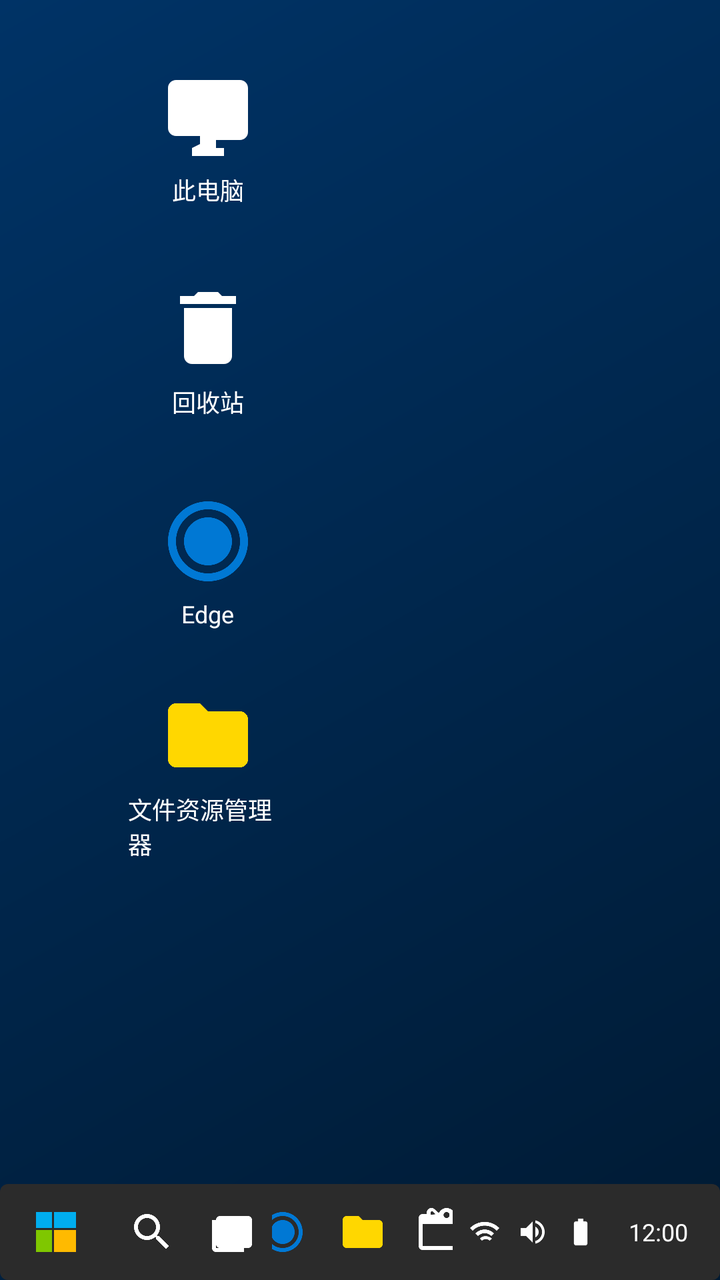
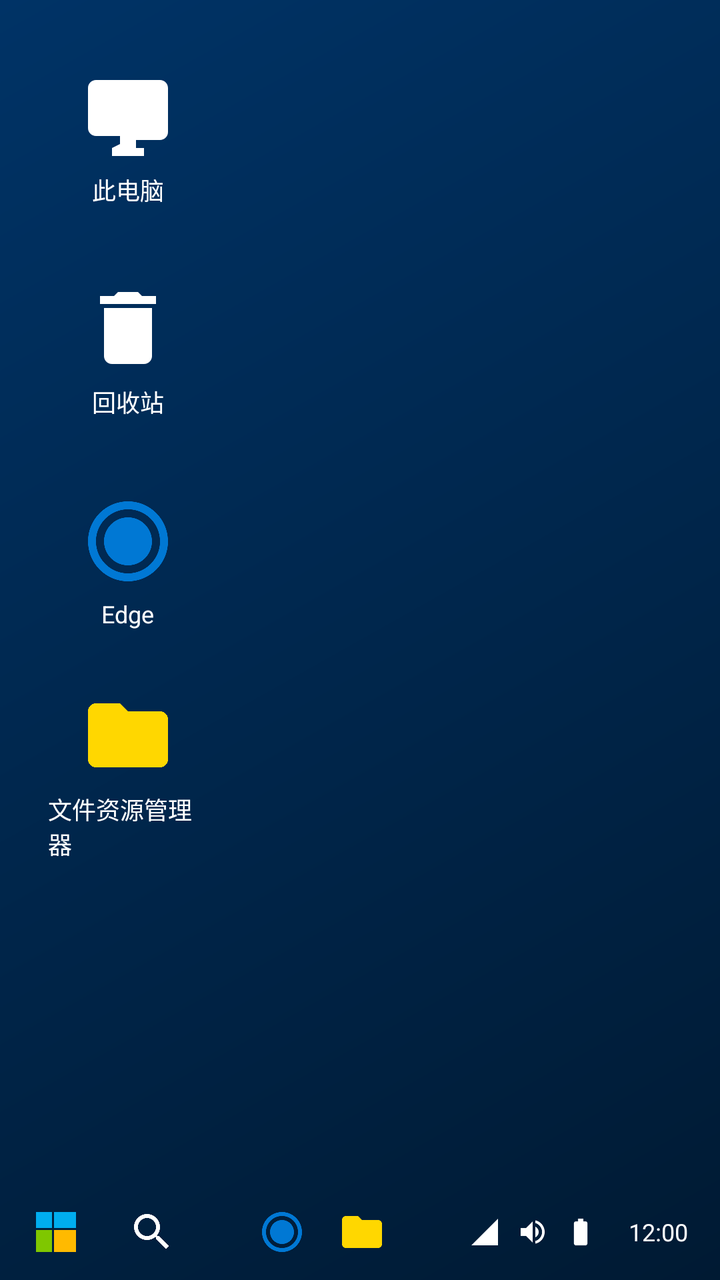

Two renders of the same Android screen: before a commit and after it. Below are the layout's source before the change and the commit's diff.
<!-- AndroidManifest.xml: activity theme Theme.Win11Emu.Desktop -->
<!-- res/layout/activity_desktop.xml -->
<?xml version="1.0" encoding="utf-8"?>
<FrameLayout xmlns:android="http://schemas.android.com/apk/res/android"
    android:layout_width="match_parent"
    android:layout_height="match_parent"
    android:background="@drawable/desktop_background">

    
    <LinearLayout
        android:id="@+id/desktopIcons"
        android:layout_width="wrap_content"
        android:layout_height="wrap_content"
        android:layout_marginStart="64dp"
        android:layout_marginTop="24dp"
        android:orientation="vertical">

        
        <LinearLayout
            android:layout_width="80dp"
            android:layout_height="90dp"
            android:gravity="center"
            android:orientation="vertical">

            <ImageView
                android:id="@+id/iconThisPC"
                android:layout_width="48dp"
                android:layout_height="48dp"
                android:src="@drawable/ic_thispc" />

            <TextView
                android:layout_width="wrap_content"
                android:layout_height="wrap_content"
                android:layout_marginTop="4dp"
                android:text="此电脑"
                android:textColor="#FFFFFF"
                android:textSize="12sp" />
        </LinearLayout>

        
        <LinearLayout
            android:layout_width="80dp"
            android:layout_height="90dp"
            android:layout_marginTop="16dp"
            android:gravity="center"
            android:orientation="vertical">

            <ImageView
                android:id="@+id/iconRecycleBin"
                android:layout_width="48dp"
                android:layout_height="48dp"
                android:src="@drawable/ic_recycle_bin" />

            <TextView
                android:layout_width="wrap_content"
                android:layout_height="wrap_content"
                android:layout_marginTop="4dp"
                android:text="回收站"
                android:textColor="#FFFFFF"
                android:textSize="12sp" />
        </LinearLayout>

        
        <LinearLayout
            android:layout_width="80dp"
            android:layout_height="90dp"
            android:layout_marginTop="16dp"
            android:gravity="center"
            android:orientation="vertical">

            <ImageView
                android:id="@+id/iconBrowser"
                android:layout_width="48dp"
                android:layout_height="48dp"
                android:src="@drawable/ic_edge" />

            <TextView
                android:layout_width="wrap_content"
                android:layout_height="wrap_content"
                android:layout_marginTop="4dp"
                android:text="Edge"
                android:textColor="#FFFFFF"
                android:textSize="12sp" />
        </LinearLayout>

        
        <LinearLayout
            android:layout_width="80dp"
            android:layout_height="90dp"
            android:layout_marginTop="16dp"
            android:gravity="center"
            android:orientation="vertical">

            <ImageView
                android:id="@+id/iconExplorer"
                android:layout_width="48dp"
                android:layout_height="48dp"
                android:src="@drawable/ic_explorer" />

            <TextView
                android:layout_width="wrap_content"
                android:layout_height="wrap_content"
                android:layout_marginTop="4dp"
                android:text="文件资源管理器"
                android:textColor="#FFFFFF"
                android:textSize="12sp" />
        </LinearLayout>
    </LinearLayout>

    
    <LinearLayout
        android:id="@+id/startMenuPanel"
        android:layout_width="280dp"
        android:layout_height="match_parent"
        android:layout_gravity="start"
        android:background="@drawable/start_menu_background"
        android:elevation="8dp"
        android:orientation="vertical"
        android:padding="16dp"
        android:visibility="gone">

        
        <EditText
            android:layout_width="match_parent"
            android:layout_height="40dp"
            android:background="@drawable/search_box_background"
            android:drawableStart="@drawable/ic_search"
            android:drawablePadding="8dp"
            android:hint="搜索应用、文档..."
            android:padding="8dp"
            android:textColorHint="#80FFFFFF"
            android:textSize="14sp" />

        
        <TextView
            android:layout_width="wrap_content"
            android:layout_height="wrap_content"
            android:layout_marginTop="16dp"
            android:layout_marginBottom="8dp"
            android:text="已固定"
            android:textColor="#FFFFFF"
            android:textSize="14sp" />

        <GridLayout
            android:id="@+id/startMenuAppsLayout"
            android:layout_width="match_parent"
            android:layout_height="wrap_content"
            android:columnCount="3"
            android:rowCount="4">
        </GridLayout>

        
        <TextView
            android:layout_width="wrap_content"
            android:layout_height="wrap_content"
            android:layout_marginTop="24dp"
            android:layout_marginBottom="8dp"
            android:text="推荐"
            android:textColor="#FFFFFF"
            android:textSize="14sp" />

        <ScrollView
            android:layout_width="match_parent"
            android:layout_height="200dp">

            <LinearLayout
                android:layout_width="match_parent"
                android:layout_height="wrap_content"
                android:orientation="vertical">

                <LinearLayout
                    android:layout_width="match_parent"
                    android:layout_height="48dp"
                    android:gravity="center_vertical"
                    android:orientation="horizontal"
                    android:padding="8dp">

                    <ImageView
                        android:layout_width="32dp"
                        android:layout_height="32dp"
                        android:src="@drawable/ic_explorer" />

                    <TextView
                        android:layout_width="0dp"
                        android:layout_height="wrap_content"
                        android:layout_marginStart="12dp"
                        android:layout_weight="1"
                        android:text="最近打开的文档"
                        android:textColor="#FFFFFF"
                        android:textSize="14sp" />
                </LinearLayout>

                <LinearLayout
                    android:layout_width="match_parent"
                    android:layout_height="48dp"
                    android:gravity="center_vertical"
                    android:orientation="horizontal"
                    android:padding="8dp">

                    <ImageView
                        android:layout_width="32dp"
                        android:layout_height="32dp"
                        android:src="@drawable/ic_image" />

                    <TextView
                        android:layout_width="0dp"
                        android:layout_height="wrap_content"
                        android:layout_marginStart="12dp"
                        android:layout_weight="1"
                        android:text="最近的图片"
                        android:textColor="#FFFFFF"
                        android:textSize="14sp" />
                </LinearLayout>
            </LinearLayout>
        </ScrollView>

        
        <View
            android:layout_width="match_parent"
            android:layout_height="0dp"
            android:layout_weight="1" />

        
        <LinearLayout
            android:layout_width="match_parent"
            android:layout_height="wrap_content"
            android:gravity="end"
            android:orientation="horizontal"
            android:padding="8dp">

            <ImageView
                android:layout_width="32dp"
                android:layout_height="32dp"
                android:src="@drawable/ic_user" />

            <ImageView
                android:layout_width="32dp"
                android:layout_height="32dp"
                android:layout_marginStart="16dp"
                android:src="@drawable/ic_power" />
        </LinearLayout>
    </LinearLayout>

    
    <View
        android:id="@+id/taskbarOverlay"
        android:layout_width="match_parent"
        android:layout_height="match_parent"
        android:background="#4D000000"
        android:visibility="gone" />

    
    <LinearLayout
        android:id="@+id/taskbar"
        android:layout_width="match_parent"
        android:layout_height="48dp"
        android:layout_gravity="bottom"
        android:background="@drawable/taskbar_background"
        android:gravity="center_vertical"
        android:orientation="horizontal"
        android:paddingStart="8dp"
        android:paddingEnd="8dp">

        
        <ImageView
            android:id="@+id/btnStartMenu"
            android:layout_width="40dp"
            android:layout_height="40dp"
            android:layout_marginEnd="8dp"
            android:padding="8dp"
            android:src="@drawable/win_logo" />

        
        <ImageView
            android:id="@+id/btnSearch"
            android:layout_width="40dp"
            android:layout_height="40dp"
            android:padding="8dp"
            android:src="@drawable/ic_search" />

        
        <ImageView
            android:id="@+id/btnTaskView"
            android:layout_width="40dp"
            android:layout_height="40dp"
            android:padding="8dp"
            android:src="@drawable/ic_taskview" />

        
        <LinearLayout
            android:layout_width="0dp"
            android:layout_height="match_parent"
            android:layout_weight="1"
            android:gravity="center"
            android:orientation="horizontal">

            <ImageView
                android:layout_width="40dp"
                android:layout_height="40dp"
                android:padding="8dp"
                android:src="@drawable/ic_edge" />

            <ImageView
                android:layout_width="40dp"
                android:layout_height="40dp"
                android:padding="8dp"
                android:src="@drawable/ic_explorer" />

            <ImageView
                android:layout_width="40dp"
                android:layout_height="40dp"
                android:padding="8dp"
                android:src="@drawable/ic_store" />
        </LinearLayout>

        
        <LinearLayout
            android:layout_width="wrap_content"
            android:layout_height="match_parent"
            android:gravity="center"
            android:orientation="horizontal"
            android:paddingStart="8dp"
            android:paddingEnd="8dp">

            <ImageView
                android:layout_width="16dp"
                android:layout_height="16dp"
                android:src="@drawable/ic_wifi" />

            <ImageView
                android:layout_width="16dp"
                android:layout_height="16dp"
                android:layout_marginStart="8dp"
                android:src="@drawable/ic_volume" />

            <ImageView
                android:layout_width="16dp"
                android:layout_height="16dp"
                android:layout_marginStart="8dp"
                android:src="@drawable/ic_battery" />

            
            <TextView
                android:id="@+id/tvTime"
                android:layout_width="wrap_content"
                android:layout_height="wrap_content"
                android:layout_marginStart="16dp"
                android:text="12:00"
                android:textColor="#FFFFFF"
                android:textSize="12sp" />
        </LinearLayout>
    </LinearLayout>

</FrameLayout>
<!-- resources referenced by this layout -->
<resources>
  <!-- drawable desktop_background (drawable) -->
  <?xml version="1.0" encoding="utf-8"?>
  <shape xmlns:android="http://schemas.android.com/apk/res/android">
      <gradient
          android:angle="135"
          android:startColor="#001a33"
          android:endColor="#003366"
          android:type="linear" />
  </shape>
  <!-- drawable ic_recycle_bin (drawable) -->
  <vector xmlns:android="http://schemas.android.com/apk/res/android"
      android:width="24dp"
      android:height="24dp"
      android:viewportWidth="24"
      android:viewportHeight="24">
      <path
          android:fillColor="#FFFFFF"
          android:pathData="M6,19c0,1.1,0.9,2,2,2h8c1.1,0,2-0.9,2-2V7H6V19z M19,4h-3.5l-1-1h-5l-1,1H5v2h14V4z"/>
  </vector>
  <!-- drawable ic_store (drawable) -->
  <vector xmlns:android="http://schemas.android.com/apk/res/android"
      android:width="24dp"
      android:height="24dp"
      android:viewportWidth="24"
      android:viewportHeight="24">
      <path
          android:fillColor="#FFFFFF"
          android:pathData="M20,6h-2.18c0.33-0.58,0.52-1.24,0.52-1.96C18.34,1.99,16.35,0,13.94,0c-1.59,0-2.97,0.91-3.66,2.23L9.64,2.23L8.21,0.81C7.5,0.1,6.54-0.28,5.61,0.07C4.68,0.42,4.02,1.31,4.02,2.31v0.69H2C0.9,3,0,3.9,0,5v14c0,1.1,0.9,2,2,2h20c1.1,0,2-0.9,2-2V8C22,6.9,21.1,6,20,6z M13.94,2c0.83,0,1.5,0.67,1.5,1.5S14.77,5,13.94,5c-0.83,0-1.5-0.67-1.5-1.5S13.11,2,13.94,2z M6.02,2.31c0-0.28,0.15-0.53,0.4-0.63c0.25-0.1,0.53-0.05,0.73,0.15l1.29,1.29L6.02,3.31V2.31z M20,19H2V8h18V19z"/>
  </vector>
  <!-- drawable ic_taskview (drawable) -->
  <vector xmlns:android="http://schemas.android.com/apk/res/android"
      android:width="24dp"
      android:height="24dp"
      android:viewportWidth="24"
      android:viewportHeight="24">
      <path
          android:fillColor="#FFFFFF"
          android:pathData="M4,6H2v14c0,1.1,0.9,2,2,2h14v-2H4V6z M20,4H6c-1.1,0-2,0.9-2,2v12c0,1.1,0.9,2,2,2h14c1.1,0,2-0.9,2-2V6C22,4.9,21.1,4,20,4z"/>
  </vector>
  <!-- drawable ic_wifi (drawable) -->
  <vector xmlns:android="http://schemas.android.com/apk/res/android"
      android:width="24dp"
      android:height="24dp"
      android:viewportWidth="24"
      android:viewportHeight="24">
      <path
          android:fillColor="#FFFFFF"
          android:pathData="M1,9l2,2c4.97-4.97,13.03-4.97,18,0l2-2C16.93,2.93,7.08,2.93,1,9z M5,13l2,2c2.76-2.76,7.24-2.76,10,0l2-2C15.14,9.14,8.87,9.14,5,13z M8.5,17l1.5,1.5c1.57-1.57,4.12-1.57,5.69,0L17.5,17C14.97,14.47,10.03,14.47,8.5,17z"/>
  </vector>
  <!-- drawable search_box_background (drawable) -->
  <?xml version="1.0" encoding="utf-8"?>
  <shape xmlns:android="http://schemas.android.com/apk/res/android">
      <solid android:color="#3D3D3D" />
      <corners android:radius="4dp" />
  </shape>
  <!-- drawable start_menu_background (drawable) -->
  <?xml version="1.0" encoding="utf-8"?>
  <shape xmlns:android="http://schemas.android.com/apk/res/android">
      <solid android:color="#1F1F1F" />
      <corners android:radius="8dp" />
      <stroke
          android:width="1dp"
          android:color="#3D3D3D" />
  </shape>
  <!-- drawable taskbar_background (drawable) -->
  <?xml version="1.0" encoding="utf-8"?>
  <shape xmlns:android="http://schemas.android.com/apk/res/android">
      <solid android:color="#2B2B2B" />
      <corners android:radius="4dp" />
  </shape>
  <style name="Theme.Win11Emu.Desktop" parent="Theme.Win11Emu">
          <item name="android:windowFullscreen">true</item>
          <item name="android:windowTranslucentStatus">true</item>
          <item name="android:windowTranslucentNavigation">true</item>
      </style>
  <color name="win11_blue">#0078D4</color>
  <color name="win11_dark_blue">#005A9E</color>
  <color name="white">#FFFFFF</color>
  <!-- unchanged entries left out for length: 11 -->
</resources>

<!-- the commit's change to res/layout/activity_desktop.xml (unified diff, before → after) -->
@@ -9,7 +9,7 @@
         android:id="@+id/desktopIcons"
         android:layout_width="wrap_content"
         android:layout_height="wrap_content"
-        android:layout_marginStart="64dp"
+        android:layout_marginStart="24dp"
         android:layout_marginTop="24dp"
         android:orientation="vertical">
 
@@ -253,7 +253,6 @@
         android:layout_width="match_parent"
         android:layout_height="48dp"
         android:layout_gravity="bottom"
-        android:background="@drawable/taskbar_background"
         android:gravity="center_vertical"
         android:orientation="horizontal"
         android:paddingStart="8dp"
@@ -277,14 +276,6 @@
             android:src="@drawable/ic_search" />
 
         
-        <ImageView
-            android:id="@+id/btnTaskView"
-            android:layout_width="40dp"
-            android:layout_height="40dp"
-            android:padding="8dp"
-            android:src="@drawable/ic_taskview" />
-
-        
         <LinearLayout
             android:layout_width="0dp"
             android:layout_height="match_parent"
@@ -303,12 +294,6 @@
                 android:layout_height="40dp"
                 android:padding="8dp"
                 android:src="@drawable/ic_explorer" />
-
-            <ImageView
-                android:layout_width="40dp"
-                android:layout_height="40dp"
-                android:padding="8dp"
-                android:src="@drawable/ic_store" />
         </LinearLayout>
 
         
@@ -320,10 +305,11 @@
             android:paddingStart="8dp"
             android:paddingEnd="8dp">
 
+            
             <ImageView
                 android:layout_width="16dp"
                 android:layout_height="16dp"
-                android:src="@drawable/ic_wifi" />
+                android:src="@drawable/ic_signal" />
 
             <ImageView
                 android:layout_width="16dp"
<!-- resource entries referenced after the edit -->
@@ -19,7 +19,7 @@
           android:fillColor="#FFFFFF"
           android:pathData="M6,19c0,1.1,0.9,2,2,2h8c1.1,0,2-0.9,2-2V7H6V19z M19,4h-3.5l-1-1h-5l-1,1H5v2h14V4z"/>
   </vector>
-  <!-- drawable ic_store (drawable) -->
+  <!-- drawable ic_signal (drawable) -->
   <vector xmlns:android="http://schemas.android.com/apk/res/android"
       android:width="24dp"
       android:height="24dp"
@@ -27,27 +27,7 @@
       android:viewportHeight="24">
       <path
           android:fillColor="#FFFFFF"
-          android:pathData="M20,6h-2.18c0.33-0.58,0.52-1.24,0.52-1.96C18.34,1.99,16.35,0,13.94,0c-1.59,0-2.97,0.91-3.66,2.23L9.64,2.23L8.21,0.81C7.5,0.1,6.54-0.28,5.61,0.07C4.68,0.42,4.02,1.31,4.02,2.31v0.69H2C0.9,3,0,3.9,0,5v14c0,1.1,0.9,2,2,2h20c1.1,0,2-0.9,2-2V8C22,6.9,21.1,6,20,6z M13.94,2c0.83,0,1.5,0.67,1.5,1.5S14.77,5,13.94,5c-0.83,0-1.5-0.67-1.5-1.5S13.11,2,13.94,2z M6.02,2.31c0-0.28,0.15-0.53,0.4-0.63c0.25-0.1,0.53-0.05,0.73,0.15l1.29,1.29L6.02,3.31V2.31z M20,19H2V8h18V19z"/>
-  </vector>
-  <!-- drawable ic_taskview (drawable) -->
-  <vector xmlns:android="http://schemas.android.com/apk/res/android"
-      android:width="24dp"
-      android:height="24dp"
-      android:viewportWidth="24"
-      android:viewportHeight="24">
-      <path
-          android:fillColor="#FFFFFF"
-          android:pathData="M4,6H2v14c0,1.1,0.9,2,2,2h14v-2H4V6z M20,4H6c-1.1,0-2,0.9-2,2v12c0,1.1,0.9,2,2,2h14c1.1,0,2-0.9,2-2V6C22,4.9,21.1,4,20,4z"/>
-  </vector>
-  <!-- drawable ic_wifi (drawable) -->
-  <vector xmlns:android="http://schemas.android.com/apk/res/android"
-      android:width="24dp"
-      android:height="24dp"
-      android:viewportWidth="24"
-      android:viewportHeight="24">
-      <path
-          android:fillColor="#FFFFFF"
-          android:pathData="M1,9l2,2c4.97-4.97,13.03-4.97,18,0l2-2C16.93,2.93,7.08,2.93,1,9z M5,13l2,2c2.76-2.76,7.24-2.76,10,0l2-2C15.14,9.14,8.87,9.14,5,13z M8.5,17l1.5,1.5c1.57-1.57,4.12-1.57,5.69,0L17.5,17C14.97,14.47,10.03,14.47,8.5,17z"/>
+          android:pathData="M2,22h20V2z M12,12L2,22h10z"/>
   </vector>
   <!-- drawable search_box_background (drawable) -->
   <?xml version="1.0" encoding="utf-8"?>
@@ -64,12 +44,6 @@
           android:width="1dp"
           android:color="#3D3D3D" />
   </shape>
-  <!-- drawable taskbar_background (drawable) -->
-  <?xml version="1.0" encoding="utf-8"?>
-  <shape xmlns:android="http://schemas.android.com/apk/res/android">
-      <solid android:color="#2B2B2B" />
-      <corners android:radius="4dp" />
-  </shape>
   <style name="Theme.Win11Emu.Desktop" parent="Theme.Win11Emu">
           <item name="android:windowFullscreen">true</item>
           <item name="android:windowTranslucentStatus">true</item>
